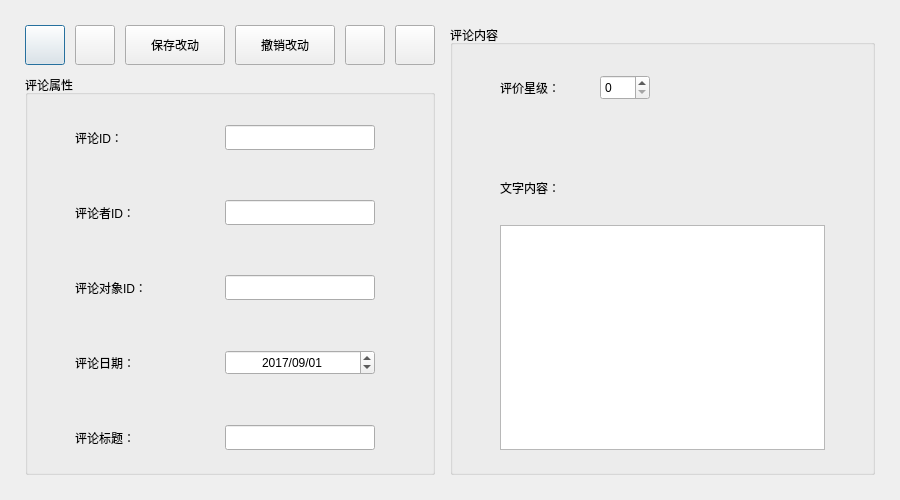
Above: ProjectFrontend/CommentSupervise.ui from Vladimir2506/ProjectCpp before the change. Below: the same form after it.
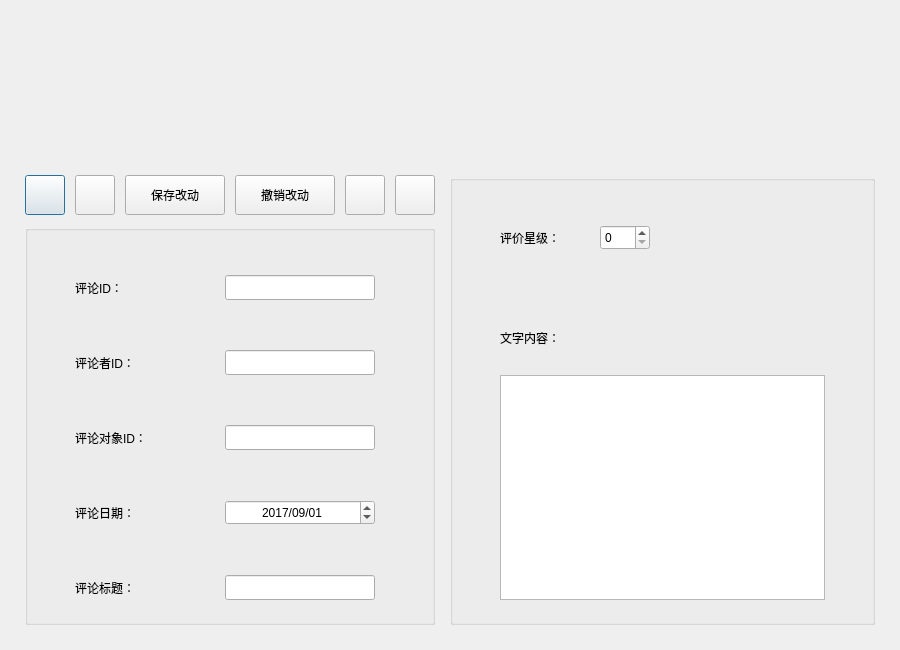
That is the form after the change. Icons and pictures are not drawn.

Patch:
```diff
--- a/ProjectFrontend/CommentSupervise.ui
+++ b/ProjectFrontend/CommentSupervise.ui
@@ -7,9 +7,21 @@
     <x>0</x>
     <y>0</y>
     <width>900</width>
-    <height>500</height>
+    <height>650</height>
    </rect>
   </property>
+  <property name="minimumSize">
+   <size>
+    <width>900</width>
+    <height>650</height>
+   </size>
+  </property>
+  <property name="maximumSize">
+   <size>
+    <width>900</width>
+    <height>650</height>
+   </size>
+  </property>
   <property name="windowTitle">
    <string>评论管理</string>
   </property>
@@ -17,7 +29,7 @@
    <property name="geometry">
     <rect>
      <x>25</x>
-     <y>25</y>
+     <y>175</y>
      <width>40</width>
      <height>40</height>
     </rect>
@@ -39,8 +51,8 @@
   <widget class="QPushButton" name="btnNext">
    <property name="geometry">
     <rect>
-     <x>75</x>
-     <y>25</y>
+     <x>395</x>
+     <y>175</y>
      <width>40</width>
      <height>40</height>
     </rect>
@@ -63,13 +75,13 @@
    <property name="geometry">
     <rect>
      <x>450</x>
-     <y>25</y>
+     <y>175</y>
      <width>425</width>
      <height>450</height>
     </rect>
    </property>
    <property name="title">
-    <string>评论内容</string>
+    <string/>
    </property>
    <widget class="QTextEdit" name="teContent">
     <property name="geometry">
@@ -196,13 +208,13 @@
    <property name="geometry">
     <rect>
      <x>25</x>
-     <y>75</y>
+     <y>225</y>
      <width>410</width>
      <height>400</height>
     </rect>
    </property>
    <property name="title">
-    <string>评论属性</string>
+    <string/>
    </property>
    <widget class="QDateEdit" name="deDate">
     <property name="geometry">
@@ -340,7 +352,7 @@
    <property name="geometry">
     <rect>
      <x>125</x>
-     <y>25</y>
+     <y>175</y>
      <width>100</width>
      <height>40</height>
     </rect>
@@ -353,7 +365,7 @@
    <property name="geometry">
     <rect>
      <x>235</x>
-     <y>25</y>
+     <y>175</y>
      <width>100</width>
      <height>40</height>
     </rect>
@@ -365,8 +377,8 @@
   <widget class="QPushButton" name="btnDel">
    <property name="geometry">
     <rect>
-     <x>395</x>
-     <y>25</y>
+     <x>345</x>
+     <y>175</y>
      <width>40</width>
      <height>40</height>
     </rect>
@@ -388,8 +400,8 @@
   <widget class="QPushButton" name="btnAdd">
    <property name="geometry">
     <rect>
-     <x>345</x>
-     <y>25</y>
+     <x>75</x>
+     <y>175</y>
      <width>40</width>
      <height>40</height>
     </rect>
@@ -408,6 +420,28 @@
     </size>
    </property>
   </widget>
+  <widget class="QLabel" name="lblCommSVBGN">
+   <property name="geometry">
+    <rect>
+     <x>0</x>
+     <y>0</y>
+     <width>900</width>
+     <height>650</height>
+    </rect>
+   </property>
+   <property name="text">
+    <string/>
+   </property>
+  </widget>
+  <zorder>lblCommSVBGN</zorder>
+  <zorder>btnBack</zorder>
+  <zorder>btnNext</zorder>
+  <zorder>gbComment</zorder>
+  <zorder>gbProperty</zorder>
+  <zorder>btnSave</zorder>
+  <zorder>btnUndo</zorder>
+  <zorder>btnDel</zorder>
+  <zorder>btnAdd</zorder>
  </widget>
  <layoutdefault spacing="6" margin="11"/>
  <resources/>
```
